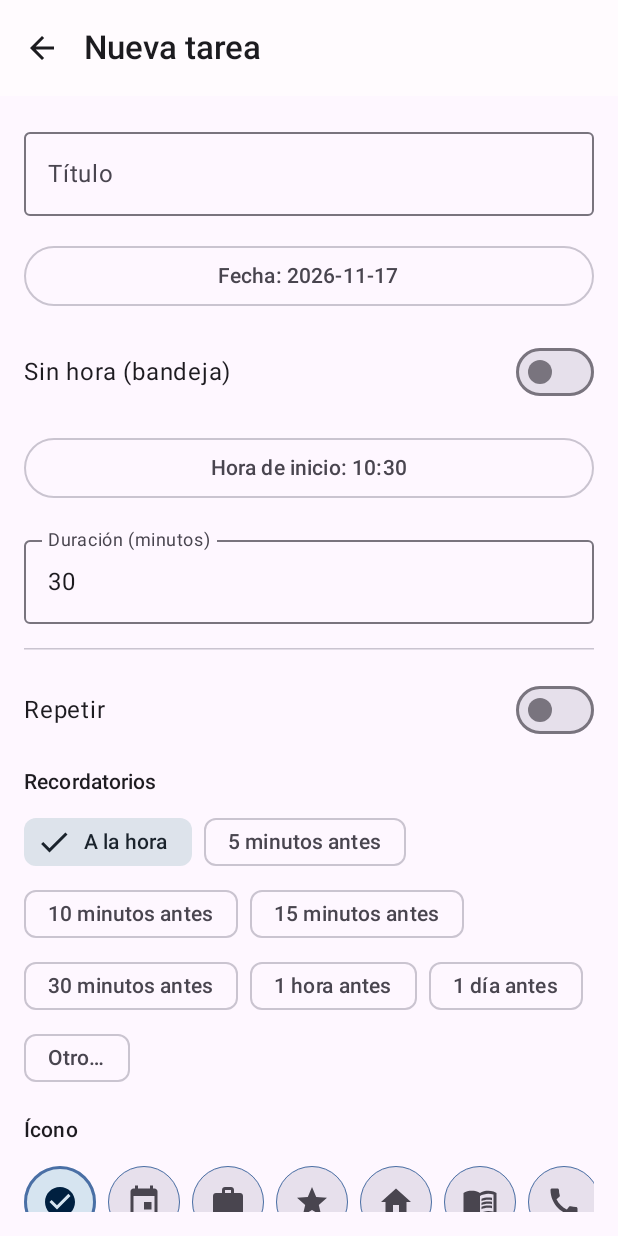
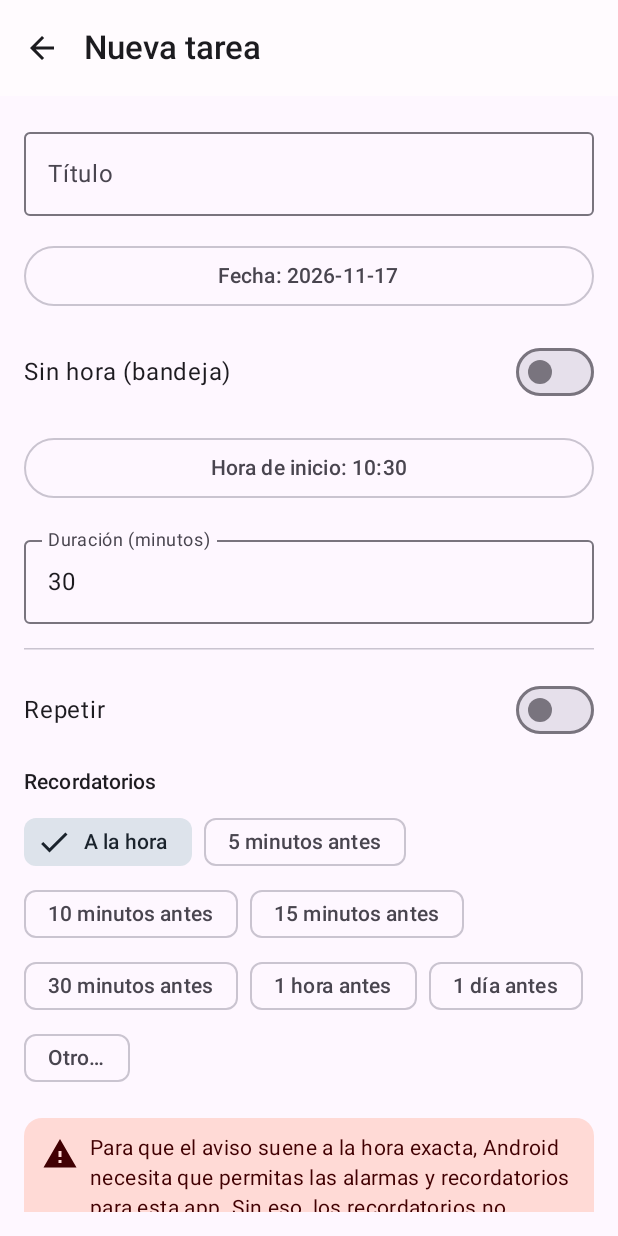
Before and after one commit to IgnacioVinarro/android-app, an Android app built with Jetpack Compose: the composable CreateTaskScreen shown on its own in the app's theme, after a tap on "A la hora", on a phone screen of 412 x 824 dp. Run offline under Robolectric (Android 15) with nearby library versions, the phone set to English and light mode, and no system bars; our stand-ins replace Dagger/Hilt's generated code.

Commit message:
feat: avisos de recordatorios con alarma, notificación y reprogramación

```diff
--- /dev/null
+++ b/app/src/main/java/com/ignaciovinarro/stayfocused/core/notifications/ReminderPermissions.kt
@@ -0,0 +1,45 @@
+package com.ignaciovinarro.stayfocused.core.notifications
+
+import android.app.AlarmManager
+import android.content.Context
+import android.content.Intent
+import android.net.Uri
+import android.os.Build
+import android.provider.Settings
+import androidx.core.app.NotificationManagerCompat
+
+// Qué le falta a un recordatorio para poder sonar. Sin ninguno de los dos, el aviso no llega.
+enum class ReminderPermissionIssue { NOTIFICATIONS, EXACT_ALARM }
+
+// Función pura: cuál es el primer problema a resolver, o null si todo está en orden. Primero las
+// notificaciones, porque sin ellas aunque suene la alarma no se ve nada.
+fun missingReminderPermission(
+    notificationsEnabled: Boolean,
+    exactAlarmAllowed: Boolean
+): ReminderPermissionIssue? = when {
+    !notificationsEnabled -> ReminderPermissionIssue.NOTIFICATIONS
+    !exactAlarmAllowed -> ReminderPermissionIssue.EXACT_ALARM
+    else -> null
+}
+
+// Consulta el estado real al sistema y arma los accesos a Ajustes. Quien muestra la explicación
+// (interfaz) decide cuándo pedir; esto no pide nada solo.
+object ReminderPermissions {
+
+    fun currentIssue(context: Context): ReminderPermissionIssue? {
+        // areNotificationsEnabled cubre ambos casos: el permiso de Android 13+ y las notificaciones
+        // apagadas a mano desde Ajustes en versiones anteriores.
+        val notifications = NotificationManagerCompat.from(context).areNotificationsEnabled()
+        val alarms = context.getSystemService(Context.ALARM_SERVICE) as AlarmManager
+        val exactAlarm = Build.VERSION.SDK_INT < Build.VERSION_CODES.S || alarms.canScheduleExactAlarms()
+        return missingReminderPermission(notifications, exactAlarm)
+    }
+
+    fun notificationSettingsIntent(context: Context): Intent =
+        Intent(Settings.ACTION_APP_NOTIFICATION_SETTINGS)
+            .putExtra(Settings.EXTRA_APP_PACKAGE, context.packageName)
+
+    // Solo existe desde Android 12 (API 31); antes la alarma exacta no necesitaba permiso.
+    fun exactAlarmSettingsIntent(context: Context): Intent =
+        Intent(Settings.ACTION_REQUEST_SCHEDULE_EXACT_ALARM, Uri.parse("package:${context.packageName}"))
+}
--- /dev/null
+++ b/app/src/main/java/com/ignaciovinarro/stayfocused/core/ui/ReminderPermissionPrompt.kt
@@ -0,0 +1,97 @@
+package com.ignaciovinarro.stayfocused.core.ui
+
+import android.Manifest
+import android.os.Build
+import androidx.activity.compose.rememberLauncherForActivityResult
+import androidx.activity.result.contract.ActivityResultContracts
+import androidx.compose.foundation.layout.Arrangement
+import androidx.compose.foundation.layout.Column
+import androidx.compose.foundation.layout.Row
+import androidx.compose.foundation.layout.padding
+import androidx.compose.material.icons.Icons
+import androidx.compose.material.icons.filled.Warning
+import androidx.compose.material3.Card
+import androidx.compose.material3.CardDefaults
+import androidx.compose.material3.Icon
+import androidx.compose.material3.MaterialTheme
+import androidx.compose.material3.Text
+import androidx.compose.material3.TextButton
+import androidx.compose.runtime.Composable
+import androidx.compose.runtime.DisposableEffect
+import androidx.compose.runtime.getValue
+import androidx.compose.runtime.mutableStateOf
+import androidx.compose.runtime.remember
+import androidx.compose.runtime.saveable.rememberSaveable
+import androidx.compose.runtime.setValue
+import androidx.compose.ui.Alignment
+import androidx.compose.ui.Modifier
+import androidx.compose.ui.platform.LocalContext
+import androidx.compose.ui.platform.LocalLifecycleOwner
+import androidx.compose.ui.res.stringResource
+import androidx.compose.ui.unit.dp
+import androidx.lifecycle.Lifecycle
+import androidx.lifecycle.LifecycleEventObserver
+import com.ignaciovinarro.stayfocused.R
+import com.ignaciovinarro.stayfocused.core.notifications.ReminderPermissionIssue
+import com.ignaciovinarro.stayfocused.core.notifications.ReminderPermissions
+
+// Aviso reutilizable: si a los recordatorios les falta un permiso, lo explica y deja pedirlo; si
+// está todo en orden, no dibuja nada. Se muestra en el momento en que hace falta (cuando la persona
+// elige un recordatorio), no al abrir la app (CLAUDE.md). Si rechaza, el resto de la app sigue igual.
+@Composable
+fun ReminderPermissionPrompt(modifier: Modifier = Modifier) {
+    val context = LocalContext.current
+    var issue by remember { mutableStateOf(ReminderPermissions.currentIssue(context)) }
+    // Android 13+ solo muestra el diálogo del sistema un par de veces; después hay que ir a Ajustes.
+    var askedOnce by rememberSaveable { mutableStateOf(false) }
+
+    // El permiso se cambia en pantallas del sistema: al volver a la app hay que volver a mirar.
+    val lifecycleOwner = LocalLifecycleOwner.current
+    DisposableEffect(lifecycleOwner) {
+        val observer = LifecycleEventObserver { _, event ->
+            if (event == Lifecycle.Event.ON_RESUME) issue = ReminderPermissions.currentIssue(context)
+        }
+        lifecycleOwner.lifecycle.addObserver(observer)
+        onDispose { lifecycleOwner.lifecycle.removeObserver(observer) }
+    }
+
+    val notificationLauncher = rememberLauncherForActivityResult(ActivityResultContracts.RequestPermission()) {
+        askedOnce = true
+        issue = ReminderPermissions.currentIssue(context)
+    }
+
+    val current = issue ?: return
+    val message = when (current) {
+        ReminderPermissionIssue.NOTIFICATIONS -> R.string.reminder_permission_notifications_message
+        ReminderPermissionIssue.EXACT_ALARM -> R.string.reminder_permission_alarm_message
+    }
+    val canAskInline = current == ReminderPermissionIssue.NOTIFICATIONS &&
+        Build.VERSION.SDK_INT >= Build.VERSION_CODES.TIRAMISU && !askedOnce
+    val buttonLabel = when {
+        canAskInline -> R.string.reminder_permission_notifications_button
+        else -> R.string.reminder_permission_settings_button
+    }
+
+    Card(
+        modifier = modifier,
+        colors = CardDefaults.cardColors(containerColor = MaterialTheme.colorScheme.errorContainer)
+    ) {
+        Column(modifier = Modifier.padding(12.dp), verticalArrangement = Arrangement.spacedBy(4.dp)) {
+            // El ícono acompaña al texto: el estado no se comunica solo con el color.
+            Row(horizontalArrangement = Arrangement.spacedBy(8.dp), verticalAlignment = Alignment.Top) {
+                Icon(Icons.Filled.Warning, contentDescription = null)
+                Text(stringResource(message), style = MaterialTheme.typography.bodyMedium)
+            }
+            TextButton(onClick = {
+                when {
+                    canAskInline -> notificationLauncher.launch(Manifest.permission.POST_NOTIFICATIONS)
+                    current == ReminderPermissionIssue.NOTIFICATIONS ->
+                        context.startActivity(ReminderPermissions.notificationSettingsIntent(context))
+                    else -> context.startActivity(ReminderPermissions.exactAlarmSettingsIntent(context))
+                }
+            }) {
+                Text(stringResource(buttonLabel))
+            }
+        }
+    }
+}
--- a/app/src/main/java/com/ignaciovinarro/stayfocused/planner/ui/CreateTaskScreen.kt
+++ b/app/src/main/java/com/ignaciovinarro/stayfocused/planner/ui/CreateTaskScreen.kt
@@ -59,6 +59,7 @@ import com.ignaciovinarro.stayfocused.planner.domain.EditScope
 import com.ignaciovinarro.stayfocused.planner.domain.MAX_REMINDER_MINUTES_BEFORE
 import com.ignaciovinarro.stayfocused.planner.domain.PRESET_REMINDER_MINUTES
 import com.ignaciovinarro.stayfocused.planner.domain.RecurrenceType
+import com.ignaciovinarro.stayfocused.core.ui.ReminderPermissionPrompt
 import com.ignaciovinarro.stayfocused.planner.domain.ReminderUnit
 import com.ignaciovinarro.stayfocused.planner.domain.dayOfWeekBit
 import com.ignaciovinarro.stayfocused.planner.domain.isValidReminderMinutes
@@ -178,6 +179,8 @@ fun CreateTaskScreen(
                     onToggle = viewModel::onReminderToggle,
                     onOther = { showCustomReminderDialog = true }
                 )
+                // Se pide el permiso recién cuando hay un recordatorio elegido, con su explicación.
+                if (uiState.reminderMinutes.isNotEmpty()) ReminderPermissionPrompt()
             }
 
             Text(stringResource(R.string.create_task_field_icon), style = MaterialTheme.typography.labelLarge)
--- a/app/src/main/res/values/strings.xml
+++ b/app/src/main/res/values/strings.xml
@@ -119,6 +119,12 @@
     <string name="a11y_nav_nutrition">Pestaña Dieta, diario del día</string>
     <string name="a11y_nav_meditation">Pestaña Meditación, temporizador y racha</string>
 
+    <!-- Permisos de los recordatorios -->
+    <string name="reminder_permission_notifications_message">Para avisarte necesito permiso para mostrar notificaciones. Sin él, los recordatorios no se ven.</string>
+    <string name="reminder_permission_alarm_message">Para que el aviso suene a la hora exacta, Android necesita que permitas las alarmas y recordatorios para esta app. Sin eso, los recordatorios no suenan.</string>
+    <string name="reminder_permission_notifications_button">Permitir notificaciones</string>
+    <string name="reminder_permission_settings_button">Abrir ajustes</string>
+
     <!-- Notificaciones de recordatorios -->
     <string name="notification_channel_tasks">Tareas</string>
     <string name="notification_channel_tasks_description">Avisos de las tareas con recordatorio</string>
```
Also changed, not shown: 2 other files.
